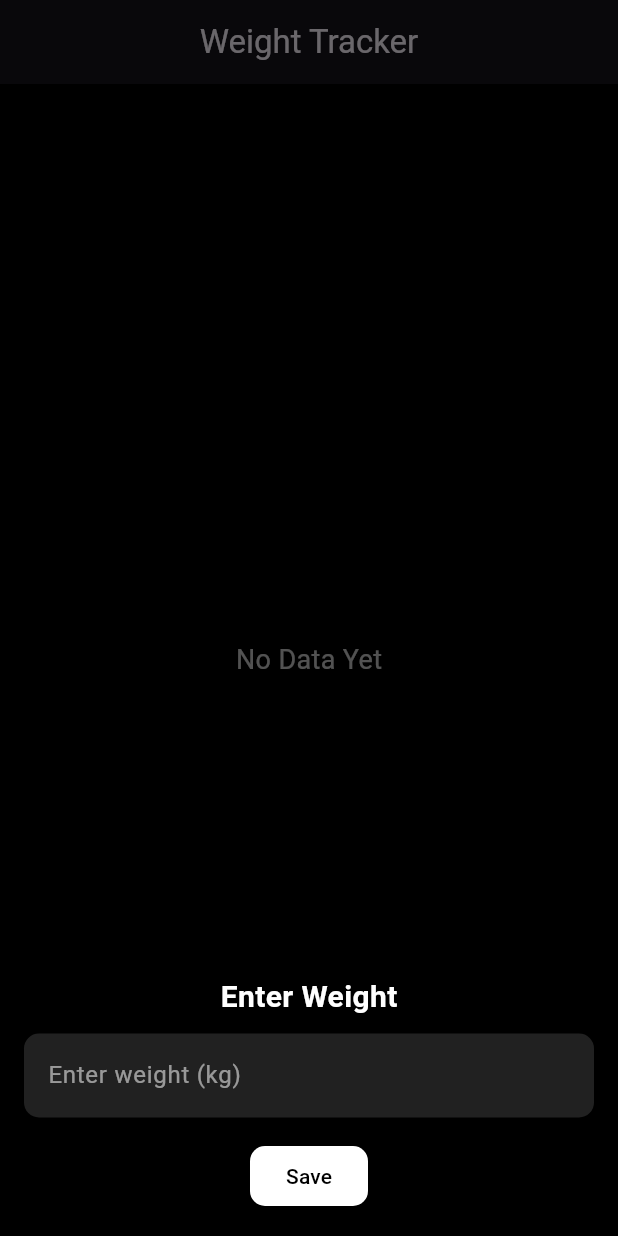
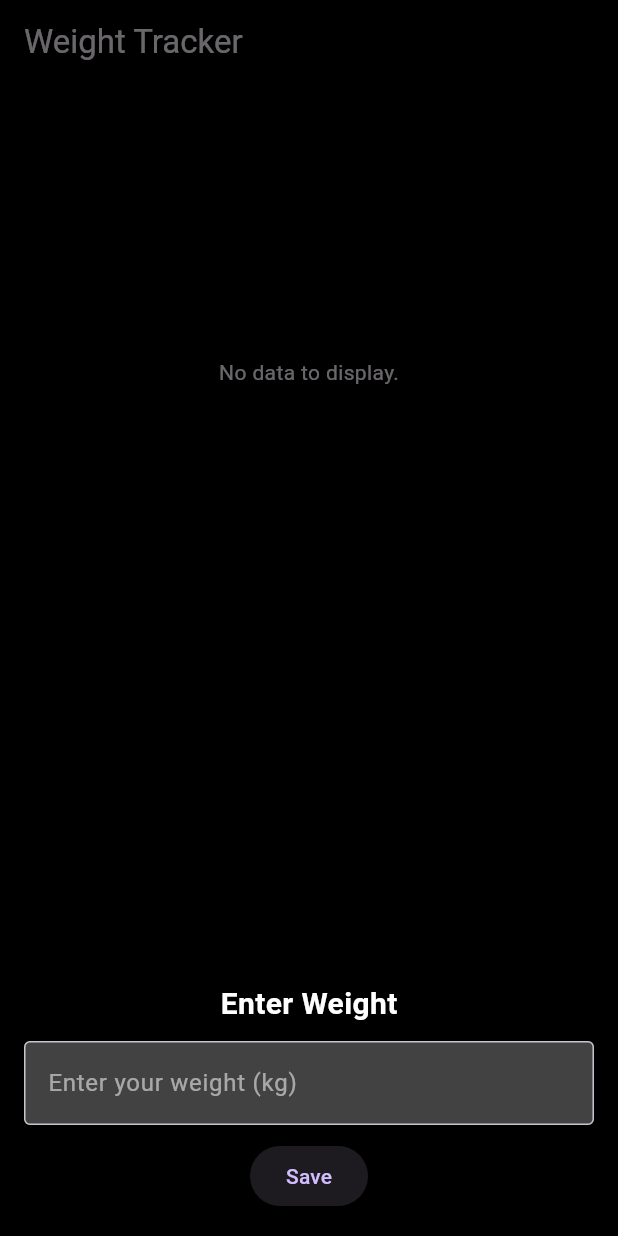
Before and after one commit to deek-shan-t/weight-tracker, a Flutter app: the screen it shows after launch, after a tap on the "add" icon, on a phone screen of 412 x 824 dp. Run offline on Flutter 3.47's test engine with Material 3 defaults, Android fonts, the phone set to English and light mode, and no system bars; our stand-ins replace fl_chart, shared_preferences.

Commit message:
Chart improved, Still to be changed

```diff
--- a/lib/screens/home_screen.dart
+++ b/lib/screens/home_screen.dart
@@ -1,4 +1,9 @@
 import 'package:flutter/material.dart';
+import 'package:shared_preferences/shared_preferences.dart';
+import 'dart:convert';
+import '../widgets/weight_chart.dart';
+import '../widgets/weight_list.dart';
+import '../widgets/weight_entry_modal.dart';
 
 class HomeScreen extends StatefulWidget {
   @override
@@ -7,62 +12,27 @@ class HomeScreen extends StatefulWidget {
 
 class _HomeScreenState extends State<HomeScreen> {
   final TextEditingController _weightController = TextEditingController();
-  final List<Map<String, dynamic>> _weights = []; // Stores weight & date
+  List<Map<String, dynamic>> _weights = [];
 
-  void _showWeightEntryModal() {
-    showModalBottomSheet(
-      context: context,
-      isScrollControlled: true,
-      backgroundColor: Colors.black,
-      shape: RoundedRectangleBorder(
-        borderRadius: BorderRadius.vertical(top: Radius.circular(20)),
-      ),
-      builder: (context) {
-        return Padding(
-          padding: EdgeInsets.only(
-            left: 16,
-            right: 16,
-            bottom: MediaQuery.of(context).viewInsets.bottom + 16,
-            top: 16,
-          ),
-          child: Column(
-            mainAxisSize: MainAxisSize.min,
-            children: [
-              Text(
-                'Enter Weight',
-                style: TextStyle(fontSize: 20, fontWeight: FontWeight.bold, color: Colors.white),
-              ),
-              SizedBox(height: 10),
-              TextField(
-                controller: _weightController,
-                keyboardType: TextInputType.number,
-                style: TextStyle(color: Colors.white),
-                decoration: InputDecoration(
-                  hintText: 'Enter weight (kg)',
-                  hintStyle: TextStyle(color: Colors.white54),
-                  filled: true,
-                  fillColor: Colors.grey[900],
-                  border: OutlineInputBorder(
-                    borderRadius: BorderRadius.circular(10),
-                    borderSide: BorderSide.none,
-                  ),
-                ),
-              ),
-              SizedBox(height: 15),
-              ElevatedButton(
-                onPressed: _saveWeight,
-                style: ElevatedButton.styleFrom(
-                  backgroundColor: Colors.white,
-                  foregroundColor: Colors.black,
-                  shape: RoundedRectangleBorder(borderRadius: BorderRadius.circular(10)),
-                ),
-                child: Text('Save'),
-              ),
-            ],
-          ),
-        );
-      },
-    );
+  @override
+  void initState() {
+    super.initState();
+    _loadWeights();
+  }
+
+  void _loadWeights() async {
+    final prefs = await SharedPreferences.getInstance();
+    final String? storedWeights = prefs.getString('weights');
+    if (storedWeights != null) {
+      setState(() {
+        _weights = List<Map<String, dynamic>>.from(jsonDecode(storedWeights));
+      });
+    }
+  }
+
+  void _saveWeights() async {
+    final prefs = await SharedPreferences.getInstance();
+    await prefs.setString('weights', jsonEncode(_weights));
   }
 
   void _saveWeight() {
@@ -75,55 +45,49 @@ class _HomeScreenState extends State<HomeScreen> {
     setState(() {
       _weights.add({
         'weight': weight,
-        'date': DateTime.now(),
+        'date': DateTime.now().toString(),
       });
     });
 
+    _saveWeights();
     _weightController.clear();
     Navigator.pop(context);
+  }
+
+  void _showWeightEntryModal() {
+    showModalBottomSheet(
+      context: context,
+      isScrollControlled: true,
+      backgroundColor: Colors.black,
+      shape: RoundedRectangleBorder(
+        borderRadius: BorderRadius.vertical(top: Radius.circular(20)),
+      ),
+      builder: (context) => WeightEntryModal(
+        controller: _weightController,
+        onSave: _saveWeight,
+      ),
+    );
   }
 
   @override
   Widget build(BuildContext context) {
     return Scaffold(
+      backgroundColor: Colors.black,
       appBar: AppBar(
         title: Text('Weight Tracker'),
-        centerTitle: true,
+        backgroundColor: Colors.black,
       ),
-      body: _weights.isEmpty
-          ? Center(
-              child: Text(
-                'No Data Yet',
-                style: TextStyle(color: Colors.white70, fontSize: 18),
-              ),
-            )
-          : ListView.builder(
-              padding: EdgeInsets.all(16),
-              itemCount: _weights.length,
-              itemBuilder: (context, index) {
-                final entry = _weights[index];
-                return Card(
-                  color: Colors.grey[900],
-                  shape: RoundedRectangleBorder(borderRadius: BorderRadius.circular(10)),
-                  child: ListTile(
-                    title: Text(
-                      '${entry['weight']} kg',
-                      style: TextStyle(color: Colors.white, fontSize: 18, fontWeight: FontWeight.bold),
-                    ),
-                    subtitle: Text(
-                      '${entry['date'].toString().split('.')[0]}', // Show formatted date
-                      style: TextStyle(color: Colors.white54),
-                    ),
-                  ),
-                );
-              },
-            ),
+      body: Column(
+        children: [
+          Expanded(child: WeightChart(weights: _weights)),
+          Expanded(child: WeightList(weights: _weights)),
+        ],
+      ),
       floatingActionButton: FloatingActionButton(
         onPressed: _showWeightEntryModal,
-        child: Icon(Icons.add, color: Colors.black),
-        backgroundColor: Colors.white,
+        child: Icon(Icons.add),
+        backgroundColor: Colors.deepPurple,
       ),
-      floatingActionButtonLocation: FloatingActionButtonLocation.centerFloat,
     );
   }
 }
--- /dev/null
+++ b/lib/widgets/weight_chart.dart
@@ -0,0 +1,100 @@
+import 'package:flutter/material.dart';
+import 'package:fl_chart/fl_chart.dart';
+import 'dart:math';
+
+class WeightChart extends StatelessWidget {
+  final List<Map<String, dynamic>> weights;
+
+  const WeightChart({super.key, required this.weights});
+
+  @override
+  Widget build(BuildContext context) {
+    if (weights.isEmpty) {
+      return const Center(child: Text('No data to display.'));
+    }
+
+    final spots = weights.asMap().entries.map((entry) {
+      final index = entry.key;
+      final weight = entry.value['weight'] as double;
+      return FlSpot(index.toDouble(), weight);
+    }).toList();
+
+    return Padding(
+      padding: const EdgeInsets.symmetric(horizontal: 16, vertical: 12),
+      child: SizedBox(
+        height: 220,
+        child: LineChart(
+          LineChartData(
+            lineBarsData: [
+              LineChartBarData(
+                spots: spots,
+                isCurved: true,
+                color: Colors.blue,
+                barWidth: 3,
+                belowBarData: BarAreaData(
+                  show: true,
+                  color: Colors.blue.withOpacity(0.2),
+                ),
+                dotData: FlDotData(show: false),
+              )
+            ],
+            titlesData: FlTitlesData(
+              bottomTitles: AxisTitles(
+                sideTitles: SideTitles(
+                  showTitles: true,
+                  interval: 1,
+                  getTitlesWidget: (value, meta) => SideTitleWidget(
+                    meta: meta,
+                    space: 8,
+                    child: Text(
+                      '${value.toInt()}',
+                      style: TextStyle(
+                        color: Colors.grey[700],
+                        fontSize: 10,
+                      ),
+                    ),
+                  ),
+                ),
+              ),
+              leftTitles: AxisTitles(
+                sideTitles: SideTitles(
+                  showTitles: true,
+                  interval: 10,
+                  getTitlesWidget: (value, meta) => SideTitleWidget(
+                    meta: meta,
+                    space: 8,
+                    child: Text(
+                      value.toStringAsFixed(0),
+                      style: TextStyle(
+                        color: Colors.grey[700],
+                        fontSize: 10,
+                      ),
+                    ),
+                  ),
+                ),
+              ),
+              rightTitles: AxisTitles(sideTitles: SideTitles(showTitles: false)),
+              topTitles: AxisTitles(sideTitles: SideTitles(showTitles: false)),
+            ),
+            borderData: FlBorderData(
+              show: true,
+              border: const Border(
+                bottom: BorderSide(color: Colors.black12),
+                left: BorderSide(color: Colors.black12),
+              ),
+            ),
+            gridData: FlGridData(
+              show: true,
+              drawVerticalLine: false,
+              horizontalInterval: 10,
+              getDrawingHorizontalLine: (value) => FlLine(
+                color: Colors.black12,
+                strokeWidth: 1,
+              ),
+            ),
+          ),
+        ),
+      ),
+    );
+  }
+}
--- /dev/null
+++ b/lib/widgets/weight_entry_modal.dart
@@ -0,0 +1,47 @@
+import 'package:flutter/material.dart';
+
+class WeightEntryModal extends StatelessWidget {
+  final TextEditingController controller;
+  final VoidCallback onSave;
+
+  WeightEntryModal({required this.controller, required this.onSave});
+
+  @override
+  Widget build(BuildContext context) {
+    return Padding(
+      padding: EdgeInsets.only(
+        left: 16,
+        right: 16,
+        bottom: MediaQuery.of(context).viewInsets.bottom + 16,
+        top: 16,
+      ),
+      child: Column(
+        mainAxisSize: MainAxisSize.min,
+        children: [
+          Text(
+            'Enter Weight',
+            style: TextStyle(fontSize: 20, fontWeight: FontWeight.bold, color: Colors.white),
+          ),
+          SizedBox(height: 10),
+          TextField(
+            controller: controller,
+            keyboardType: TextInputType.number,
+            style: TextStyle(color: Colors.white),
+            decoration: InputDecoration(
+              hintText: 'Enter your weight (kg)',
+              hintStyle: TextStyle(color: Colors.white54),
+              border: OutlineInputBorder(),
+              filled: true,
+              fillColor: Colors.grey[800],
+            ),
+          ),
+          SizedBox(height: 10),
+          ElevatedButton(
+            onPressed: onSave,
+            child: Text('Save'),
+          ),
+        ],
+      ),
+    );
+  }
+}
--- /dev/null
+++ b/lib/widgets/weight_list.dart
@@ -0,0 +1,26 @@
+import 'package:flutter/material.dart';
+import 'package:intl/intl.dart';
+
+class WeightList extends StatelessWidget {
+  final List<Map<String, dynamic>> weights;
+
+  WeightList({required this.weights});
+
+  @override
+  Widget build(BuildContext context) {
+    return ListView.builder(
+      shrinkWrap: true,
+      itemCount: weights.length,
+      itemBuilder: (context, index) {
+        final entry = weights[index];
+        final date = DateTime.parse(entry['date']);
+        final formattedDate = DateFormat.yMMMd().format(date);
+
+        return ListTile(
+          title: Text('${entry['weight']} kg'),
+          subtitle: Text(formattedDate),
+        );
+      },
+    );
+  }
+}
--- a/pubspec.yaml
+++ b/pubspec.yaml
@@ -34,6 +34,9 @@ dependencies:
   # The following adds the Cupertino Icons font to your application.
   # Use with the CupertinoIcons class for iOS style icons.
   cupertino_icons: ^1.0.8
+  fl_chart: ^0.70.2
+  shared_preferences: ^2.5.3
+  intl: ^0.20.2
 
 dev_dependencies:
   flutter_test:
```
Also changed, not shown: pubspec.lock, 2 other files.
